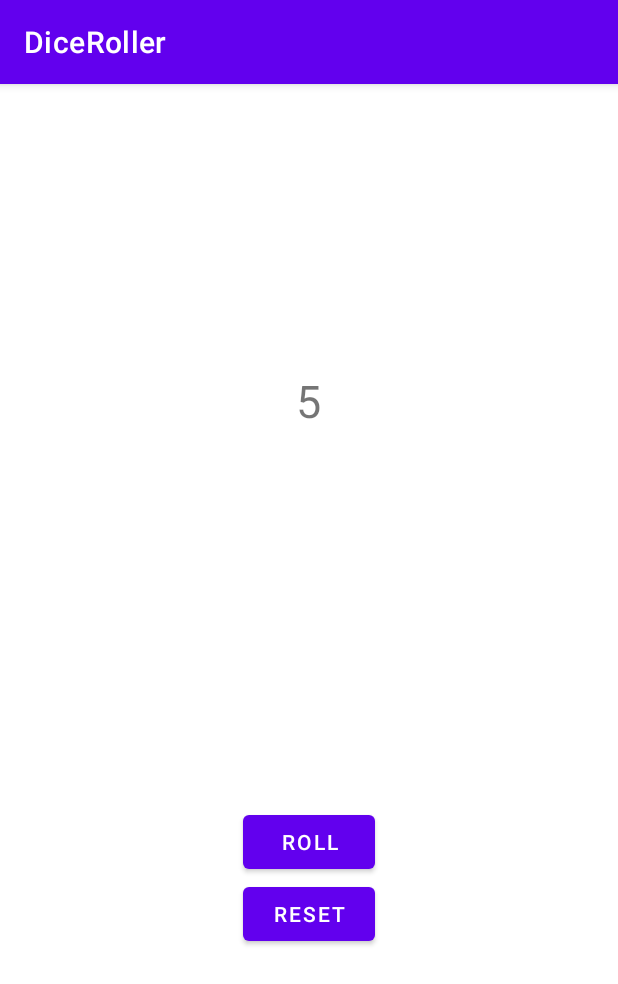
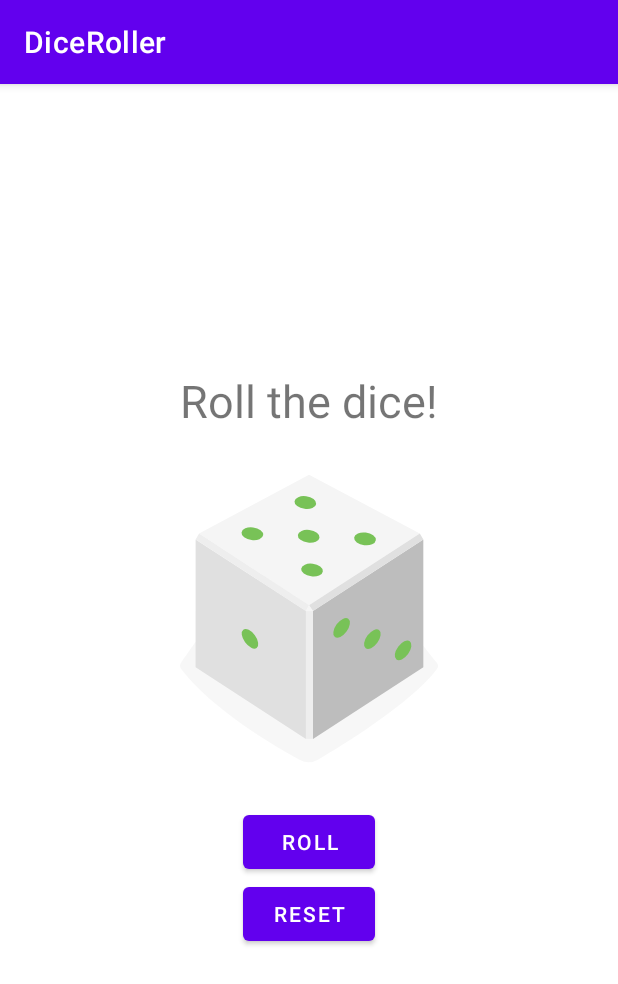
Before and after one commit to javierdominguezsuarez/PAMN-, an Android app: the screen it shows after launch (MainActivity), after a tap on "ROLL", on a phone screen of 412 x 824 dp. Shown: the top 984 px of the screen. Run offline under Robolectric (Android 15) with nearby library versions, the phone set to English and light mode, and no system bars.

Commit message:
Update MainActivity.kt

```diff
--- a/DiceRoller/app/src/main/java/com/example/diceroller/MainActivity.kt
+++ b/DiceRoller/app/src/main/java/com/example/diceroller/MainActivity.kt
@@ -3,11 +3,13 @@ package com.example.diceroller
 import androidx.appcompat.app.AppCompatActivity
 import android.os.Bundle
 import android.widget.Button
+import android.widget.ImageView
 import android.widget.TextView
 import android.widget.Toast
 
 
 class MainActivity : AppCompatActivity() {
+    lateinit var diceImage : ImageView
     override fun onCreate(savedInstanceState: Bundle?) {
 
         super.onCreate(savedInstanceState)
@@ -18,6 +20,7 @@ class MainActivity : AppCompatActivity() {
 
         val resetButton: Button = findViewById(R.id.reset_button)
         resetButton.setOnClickListener { resetDice() }
+        diceImage =findViewById(R.id.dice_image)
     }
 
     private fun resetDice() {
@@ -30,9 +33,19 @@ class MainActivity : AppCompatActivity() {
         //Toast.makeText(this, "button clicked",Toast.LENGTH_SHORT).show()
         val randomInt = (1..6).random()
 
-        val resultText: TextView = findViewById(R.id.result_text)
+        //val resultText: TextView = findViewById(R.id.result_text)
         //resultText.text = "Dice Rolled!"
-        resultText.text = randomInt.toString()
+        //resultText.text = randomInt.toString()
 
+
+        val drawableResource = when (randomInt){
+            1 -> R.drawable.dice_1
+            2 -> R.drawable.dice_2
+            3 -> R.drawable.dice_3
+            4 -> R.drawable.dice_4
+            5 -> R.drawable.dice_5
+            else -> R.drawable.dice_6
+        }
+        diceImage.setImageResource(drawableResource)
     }
 }
```
